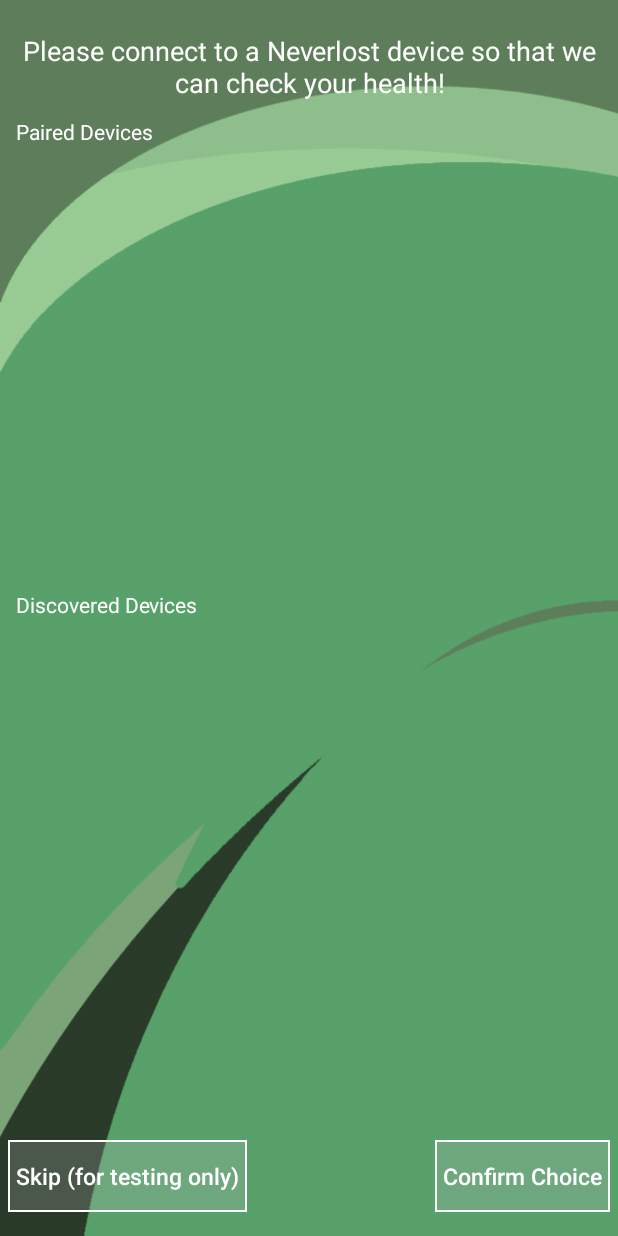
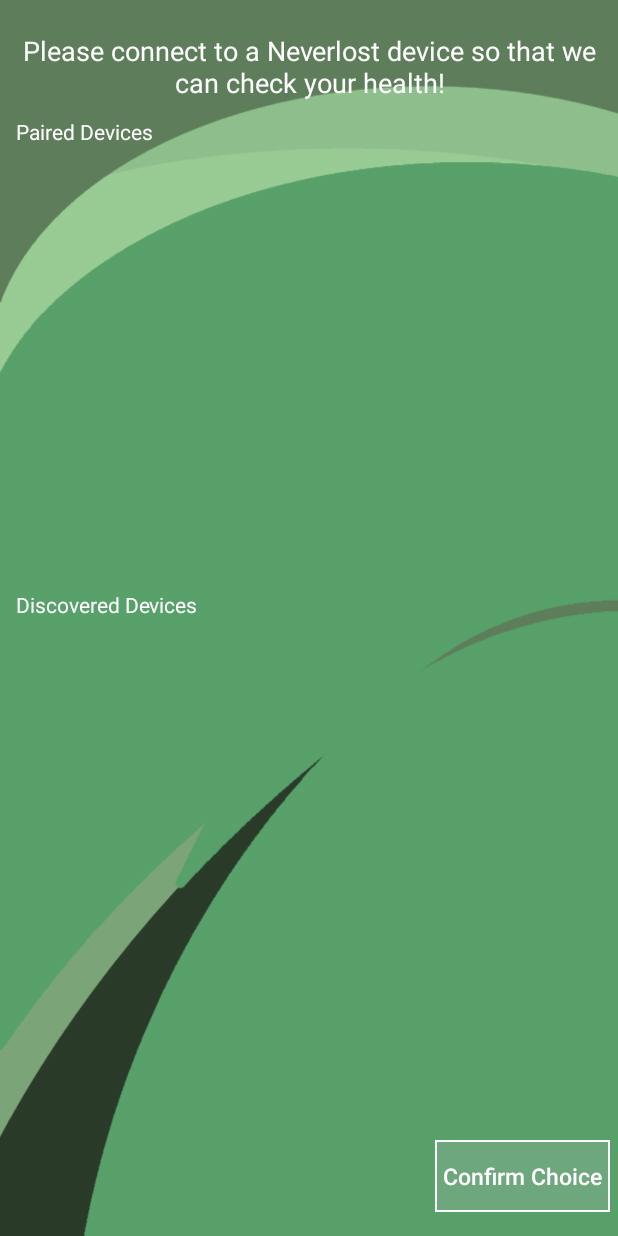
Before and after one commit to SimonJinaphant/Neverlost, an Android app: the BluetoothActivity screen opened directly, with no data from a screen before it, on a phone screen of 412 x 824 dp. Run offline under Robolectric (Android 15) with nearby library versions, the phone set to English and light mode, and no system bars; libraries missing offline, so code that uses them is left out: com.facebook.

Commit message:
remove bluetooth testing button

```diff
--- a/app/src/main/java/com/neverlost/ubc/neverlost/activities/BluetoothActivity.java
+++ b/app/src/main/java/com/neverlost/ubc/neverlost/activities/BluetoothActivity.java
@@ -173,13 +173,6 @@
                 }
             }
         });
-        Button button2=(Button)findViewById(R.id.skip);
-        button2.setOnClickListener(new View.OnClickListener() {
-            @Override
-            public void onClick(View v) {
-                startActivity(new Intent(v.getContext(), FeatureSelectActivity.class));
-            }
-        });
     }
 
     protected void onActivityResult(int requestCode, int resultCode, Intent data) {
--- a/app/src/main/res/layout/activity_bluetooth.xml
+++ b/app/src/main/res/layout/activity_bluetooth.xml
@@ -80,17 +80,5 @@
             android:layout_alignParentRight = "true"
             android:text="Confirm Choice" />
 
-        <Button
-            android:id="@+id/skip"
-            android:textSize="15sp"
-            android:layout_width="wrap_content"
-            android:layout_height="wrap_content"
-            android:textAllCaps="false"
-            android:background="@drawable/transbutton"
-            android:textColor="@color/white"
-            android:paddingLeft = "5dp"
-            android:paddingRight = "5dp"
-            android:layout_alignParentLeft="true"
-            android:text="Skip (for testing only)" />
     </RelativeLayout>
 </LinearLayout>
--- a/app/src/main/res/layout/activity_health.xml
+++ b/app/src/main/res/layout/activity_health.xml
@@ -187,7 +187,7 @@
 
             <Button
                 android:layout_width="wrap_content"
-                android:layout_height="wrap_content"
+                android:layout_height="match_parent"
                 android:id="@+id/panic"
                 android:textAllCaps="false"
                 android:text="Alert Caretaker"
```
